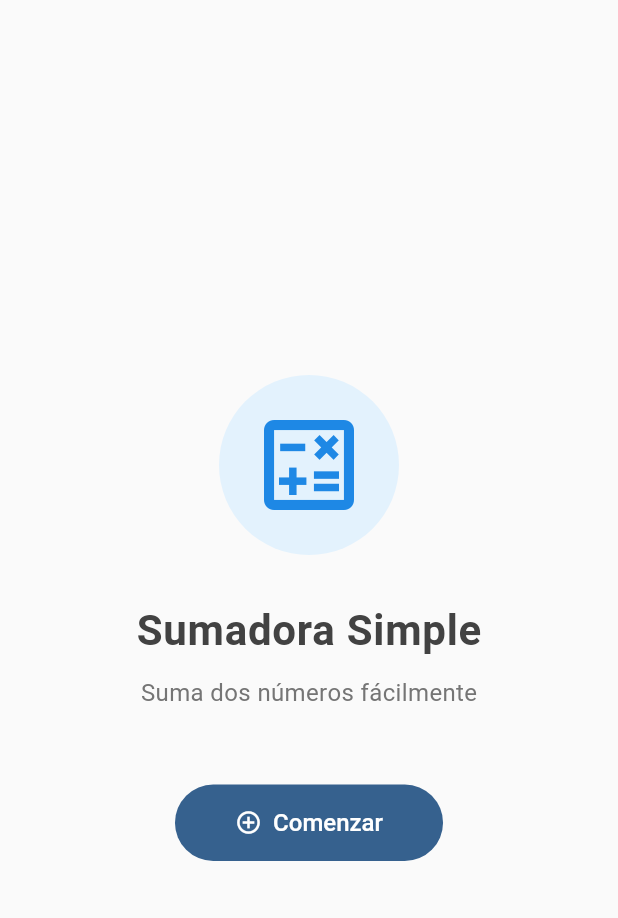
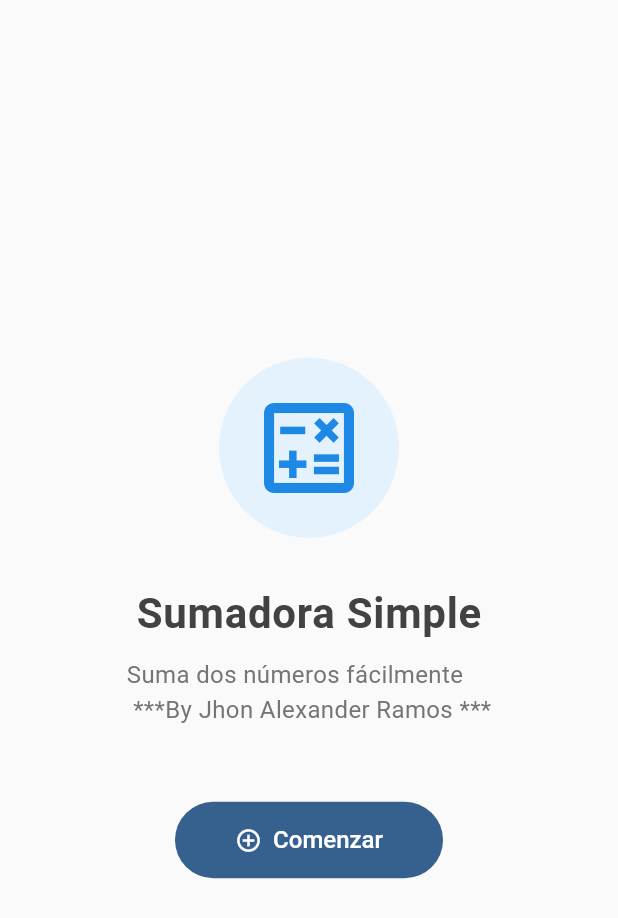
Before and after one commit to Alexjh16/sumadora, a Flutter app: the screen it shows after launch, on a phone screen of 412 x 824 dp. Shown: the top 918 px of the screen. Run offline on Flutter 3.47's test engine with Material 3 defaults, Android fonts, the phone set to English and light mode, and no system bars.

Commit message:
modified owner
owner modified

```diff
--- a/lib/main.dart
+++ b/lib/main.dart
@@ -58,7 +58,7 @@ class HomeScreen extends StatelessWidget {
             ),
             const SizedBox(height: 10),
             Text(
-              'Suma dos números fácilmente',
+              'Suma dos números fácilmente\n ***By Jhon Alexander Ramos ***',
               style: TextStyle(
                 fontSize: 16,
                 color: Colors.grey[600],
@@ -105,6 +105,7 @@ class _CalculatorScreenState extends State<CalculatorScreen> {
       _result = num1 + num2;
     });
   }
+
 
   void _clear() {
     _num1Controller.clear();
```
